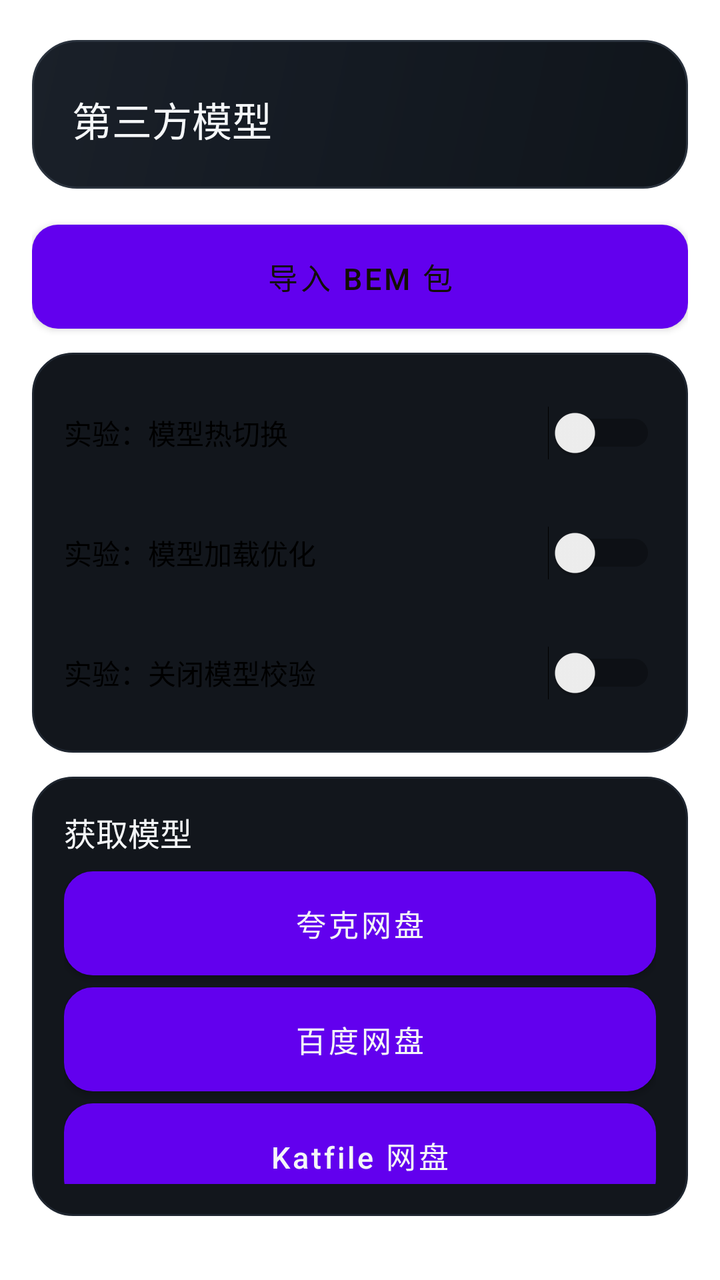
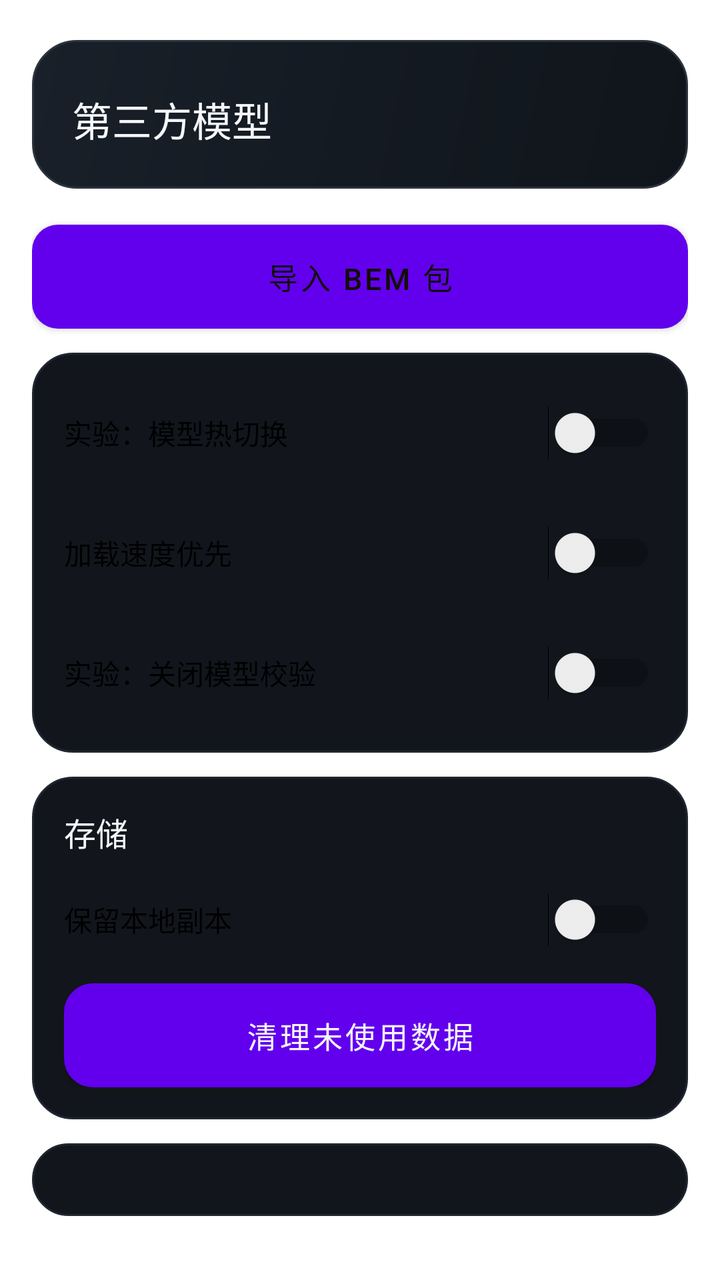

Before-and-after screenshots of an Android layout around one commit, followed by the original layout XML and the change that was made.
<!-- AndroidManifest.xml: fallback theme Theme.MaterialComponents.DayNight.NoActionBar -->
<!-- res/layout/view_bem_install.xml -->
<?xml version="1.0" encoding="utf-8"?>
    <LinearLayout xmlns:android="http://schemas.android.com/apk/res/android" android:id="@+id/bem_content" android:layout_width="match_parent" android:layout_height="wrap_content" android:orientation="vertical" android:paddingStart="16dp" android:paddingTop="20dp" android:paddingEnd="16dp" android:paddingBottom="32dp">
        <LinearLayout android:layout_width="match_parent" android:layout_height="wrap_content" android:background="@drawable/bg_header" android:orientation="vertical" android:padding="20dp">
            <TextView style="@style/SectionTitle" android:text="第三方模型" android:textSize="20sp" />
        </LinearLayout>
        <Button android:id="@+id/bem_import" style="@style/PrimaryButton" android:layout_marginTop="18dp" android:text="导入 BEM 包" />
        <LinearLayout android:layout_width="match_parent" android:layout_height="wrap_content" android:layout_marginTop="12dp" android:background="@drawable/bg_card" android:orientation="vertical" android:padding="16dp">
            <Switch android:id="@+id/bem_hot_switch" android:layout_width="match_parent" android:layout_height="wrap_content" android:minHeight="48dp" android:text="实验：模型热切换" />
            <Switch android:id="@+id/bem_loading_optimization" android:layout_width="match_parent" android:layout_height="wrap_content" android:minHeight="48dp" android:layout_marginTop="12dp" android:text="实验：模型加载优化" />
            <Switch android:id="@+id/bem_skip_validation" android:layout_width="match_parent" android:layout_height="wrap_content" android:minHeight="48dp" android:layout_marginTop="12dp" android:text="实验：关闭模型校验" />
        </LinearLayout>
        <LinearLayout android:layout_width="match_parent" android:layout_height="wrap_content" android:layout_marginTop="12dp" android:background="@drawable/bg_card" android:orientation="vertical" android:padding="16dp">
            <TextView style="@style/CardTitle" android:text="获取模型" />
            <Button android:id="@+id/bem_models_quark" style="@style/GhostButton" android:layout_marginTop="8dp" android:text="夸克网盘" />
            <Button android:id="@+id/bem_models_baidu" style="@style/GhostButton" android:layout_marginTop="6dp" android:text="百度网盘" />
            <Button android:id="@+id/bem_models_katfile" style="@style/GhostButton" android:layout_marginTop="6dp" android:text="Katfile 网盘" />
        </LinearLayout>
        <LinearLayout android:id="@+id/bem_incoming" android:layout_width="match_parent" android:layout_height="wrap_content" android:layout_marginTop="12dp" android:background="@drawable/bg_card" android:orientation="vertical" android:padding="16dp" android:visibility="gone">
            <TextView android:id="@+id/bem_incoming_notice" style="@style/BodyText" android:accessibilityLiveRegion="polite" />
            <Button android:id="@+id/bem_incoming_retry" style="@style/PrimaryButton" android:layout_marginTop="10dp" android:text="导入收到的文件" />
            <Button android:id="@+id/bem_incoming_dismiss" style="@style/GhostButton" android:layout_marginTop="6dp" android:text="忽略此次打开" />
        </LinearLayout>
        <LinearLayout android:layout_width="match_parent" android:layout_height="wrap_content" android:layout_marginTop="18dp" android:background="@drawable/bg_card" android:orientation="vertical" android:padding="16dp" android:id="@+id/bem_operation_state" android:visibility="gone">
            <TextView android:id="@+id/bem_status" style="@style/BodyText" android:layout_marginTop="9dp" android:text="就绪" />
            <ProgressBar android:id="@+id/bem_progress" style="?android:attr/progressBarStyleHorizontal" android:layout_width="match_parent" android:layout_height="8dp" android:layout_marginTop="14dp" android:max="100" android:progressTint="@color/accent" android:visibility="gone" />
            <TextView android:id="@+id/bem_progress_label" style="@style/BodyText" android:layout_marginTop="8dp" android:visibility="gone" />
            <Button android:id="@+id/bem_cancel" style="@style/GhostButton" android:layout_marginTop="12dp" android:text="取消当前操作" android:visibility="gone" />
        </LinearLayout>
        <LinearLayout android:id="@+id/bem_entries" android:layout_width="match_parent" android:layout_height="wrap_content" android:orientation="vertical" />
    </LinearLayout>
<!-- resources referenced by this layout -->
<resources>
  <color name="accent">#FFC845</color>
  <!-- drawable bg_card (drawable) -->
  <?xml version="1.0" encoding="utf-8"?>
  <shape xmlns:android="http://schemas.android.com/apk/res/android" android:shape="rectangle">
      <solid android:color="@color/surface" />
      <corners android:radius="20dp" />
      <stroke android:width="1dp" android:color="@color/surface_border_soft" />
  </shape>
  <!-- drawable bg_header (drawable) -->
  <?xml version="1.0" encoding="utf-8"?>
  <shape xmlns:android="http://schemas.android.com/apk/res/android" android:shape="rectangle">
      <gradient
          android:angle="315"
          android:startColor="#1A2029"
          android:centerColor="#141A22"
          android:endColor="#10151B"
          android:type="linear" />
      <corners android:radius="22dp" />
      <stroke android:width="1dp" android:color="@color/surface_border" />
  </shape>
  <style name="BodyText">
          <item name="android:layout_width">match_parent</item>
          <item name="android:layout_height">wrap_content</item>
          <item name="android:lineSpacingExtra">2dp</item>
          <item name="android:textColor">@color/text_secondary</item>
          <item name="android:textSize">13sp</item>
      </style>
  <style name="CardTitle">
          <item name="android:layout_width">wrap_content</item>
          <item name="android:layout_height">wrap_content</item>
          <item name="android:fontFamily">sans-serif-medium</item>
          <item name="android:textColor">@color/text_primary</item>
          <item name="android:textSize">16sp</item>
      </style>
  <style name="GhostButton" parent="PrimaryButton">
          <item name="android:background">@drawable/bg_ghost_button</item>
          <item name="android:textColor">@color/text_primary</item>
      </style>
  <style name="PrimaryButton">
          <item name="android:layout_width">match_parent</item>
          <item name="android:layout_height">52dp</item>
          <item name="android:background">@drawable/bg_primary_button</item>
          <item name="android:fontFamily">sans-serif-medium</item>
          <item name="android:minHeight">0dp</item>
          <item name="android:textAllCaps">false</item>
          <item name="android:textColor">@color/accent_ink</item>
          <item name="android:textSize">15sp</item>
      </style>
  <style name="SectionTitle">
          <item name="android:layout_width">wrap_content</item>
          <item name="android:layout_height">wrap_content</item>
          <item name="android:layout_marginTop">5dp</item>
          <item name="android:fontFamily">sans-serif-medium</item>
          <item name="android:textColor">@color/text_primary</item>
          <item name="android:textSize">22sp</item>
      </style>
  <color name="surface">#12161C</color>
  <color name="surface_border_soft">#1F2630</color>
  <color name="surface_border">#2B333E</color>
  <color name="text_secondary">#A7B0BC</color>
  <color name="text_primary">#F4F6F8</color>
  <!-- drawable bg_primary_button (drawable) -->
  <?xml version="1.0" encoding="utf-8"?>
  <selector xmlns:android="http://schemas.android.com/apk/res/android">
      <item android:state_pressed="true">
          <shape android:shape="rectangle">
              <solid android:color="@color/accent_dark" />
              <corners android:radius="13dp" />
          </shape>
      </item>
      <item>
          <shape android:shape="rectangle">
              <solid android:color="@color/accent" />
              <corners android:radius="13dp" />
          </shape>
      </item>
  </selector>
  <color name="accent_ink">#120E03</color>
  <color name="surface_high">#1B212A</color>
  <color name="surface_row">#181E26</color>
  <color name="accent_dark">#E0A513</color>
  <!-- unchanged entries left out for length: 1 -->
</resources>

<!-- the commit's change to res/layout/view_bem_install.xml (unified diff, before → after) -->
@@ -6,8 +6,13 @@
         <Button android:id="@+id/bem_import" style="@style/PrimaryButton" android:layout_marginTop="18dp" android:text="导入 BEM 包" />
         <LinearLayout android:layout_width="match_parent" android:layout_height="wrap_content" android:layout_marginTop="12dp" android:background="@drawable/bg_card" android:orientation="vertical" android:padding="16dp">
             <Switch android:id="@+id/bem_hot_switch" android:layout_width="match_parent" android:layout_height="wrap_content" android:minHeight="48dp" android:text="实验：模型热切换" />
-            <Switch android:id="@+id/bem_loading_optimization" android:layout_width="match_parent" android:layout_height="wrap_content" android:minHeight="48dp" android:layout_marginTop="12dp" android:text="实验：模型加载优化" />
+            <Switch android:id="@+id/bem_fast_loading" android:layout_width="match_parent" android:layout_height="wrap_content" android:minHeight="48dp" android:layout_marginTop="12dp" android:text="@string/bem_fast_loading" />
             <Switch android:id="@+id/bem_skip_validation" android:layout_width="match_parent" android:layout_height="wrap_content" android:minHeight="48dp" android:layout_marginTop="12dp" android:text="实验：关闭模型校验" />
+        </LinearLayout>
+        <LinearLayout android:layout_width="match_parent" android:layout_height="wrap_content" android:layout_marginTop="12dp" android:background="@drawable/bg_card" android:orientation="vertical" android:padding="16dp">
+            <TextView style="@style/CardTitle" android:text="@string/bem_storage" />
+            <Switch android:id="@+id/bem_keep_local_copies" android:layout_width="match_parent" android:layout_height="wrap_content" android:minHeight="48dp" android:layout_marginTop="8dp" android:text="@string/bem_keep_local_copies" />
+            <Button android:id="@+id/bem_clean_unused" style="@style/GhostButton" android:layout_marginTop="8dp" android:text="@string/bem_clean_unused" />
         </LinearLayout>
         <LinearLayout android:layout_width="match_parent" android:layout_height="wrap_content" android:layout_marginTop="12dp" android:background="@drawable/bg_card" android:orientation="vertical" android:padding="16dp">
             <TextView style="@style/CardTitle" android:text="获取模型" />
<!-- resource entries referenced after the edit -->
@@ -20,6 +20,10 @@
       <corners android:radius="22dp" />
       <stroke android:width="1dp" android:color="@color/surface_border" />
   </shape>
+  <string name="bem_clean_unused">清理未使用数据</string>
+  <string name="bem_fast_loading">加载速度优先</string>
+  <string name="bem_keep_local_copies">保留本地副本</string>
+  <string name="bem_storage">存储</string>
   <style name="BodyText">
           <item name="android:layout_width">match_parent</item>
           <item name="android:layout_height">wrap_content</item>
